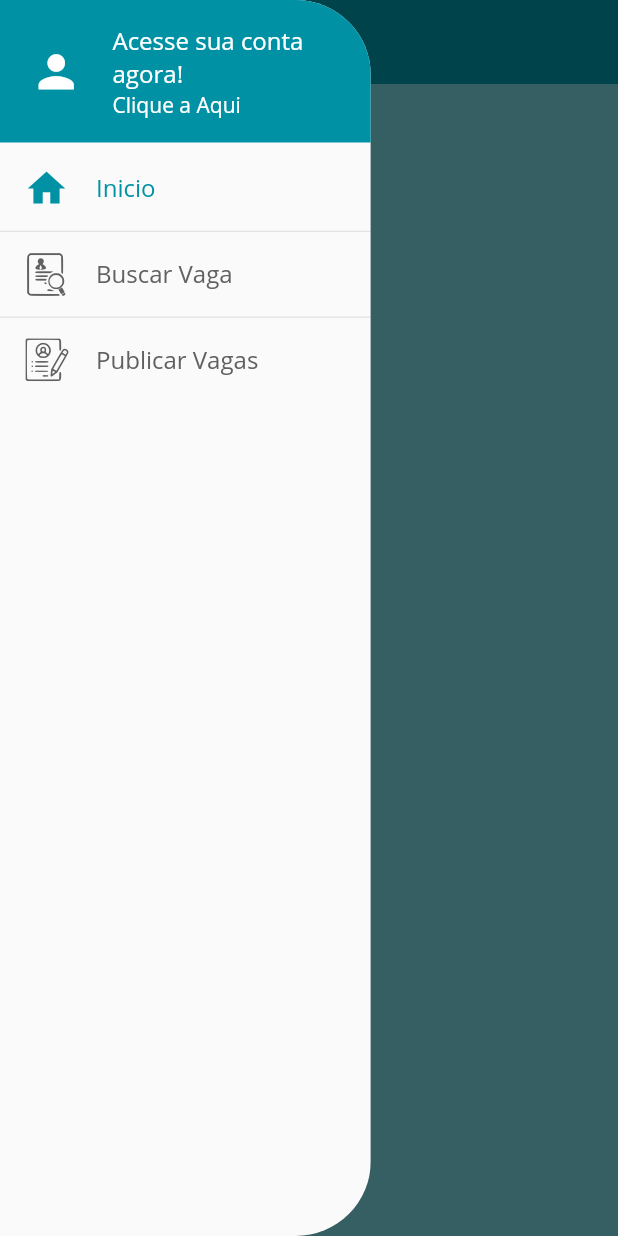
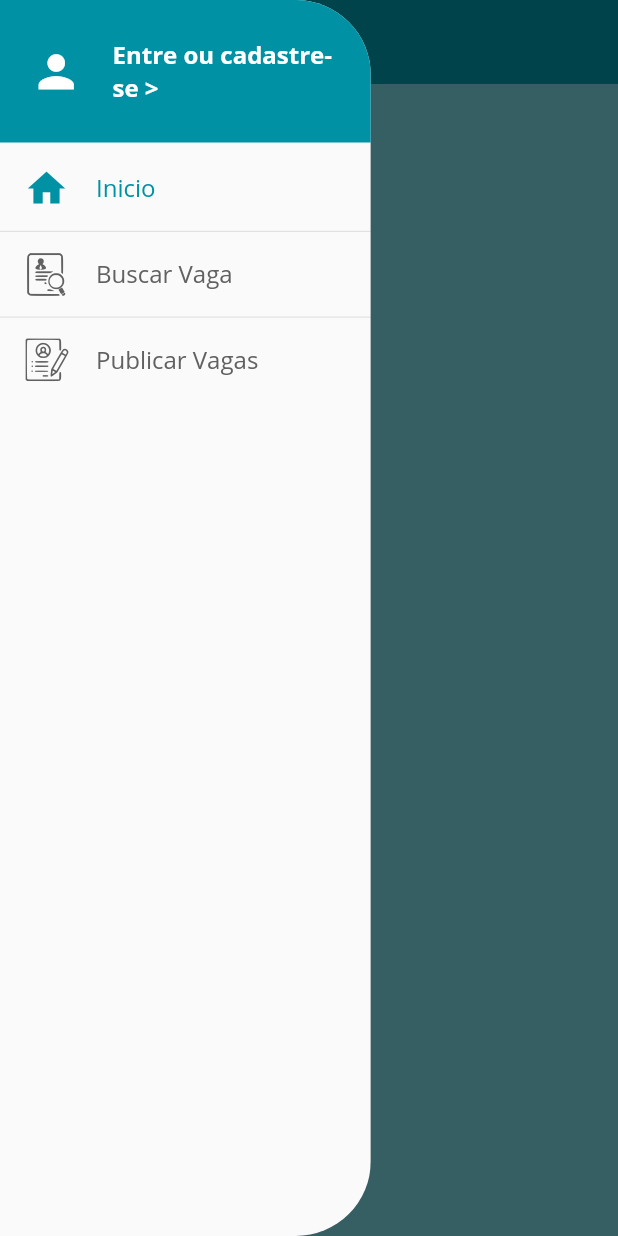
Before and after one commit to NylRJ/VenturaHR, a Flutter app: the screen it shows after launch, with the side drawer open, on a phone screen of 412 x 824 dp. Run offline on Flutter 3.47's test engine with Material 2 defaults, Android fonts, the phone set to English and light mode, and no system bars; our stand-ins replace after_layout, brasil_fields, carousel_pro, cloud_firestore, dio, firebase_auth and 4 more; accounts and stored records are empty; project files that could hold a hidden picture were left out.

Commit message:
imagem no drawer e sinOut

```diff
--- a/ventura_rh/lib/common/components/custom_drawer/page_header.dart
+++ b/ventura_rh/lib/common/components/custom_drawer/page_header.dart
@@ -1,68 +1,89 @@
 import 'package:flutter/material.dart';
+import 'package:provider/provider.dart';
 import 'package:ventura_rh/models/page_manager.dart';
-import 'package:provider/provider.dart';
 import 'package:ventura_rh/models/users/user_manager.dart';
+import 'package:ventura_rh/utils/app_colors.dart';
+import 'package:ventura_rh/utils/responsive.dart';
 
 class PageHeader extends StatelessWidget {
-
-  final bool isTablet ;
+  final bool isTablet;
 
   const PageHeader({Key key, this.isTablet}) : super(key: key);
 
-
   @override
   Widget build(BuildContext context) {
+    final Responsive responsive = Responsive.of(context);
     return Container(
       color: Theme.of(context).primaryColor,
-      height: isTablet? 200:95,
-      padding: const EdgeInsets.symmetric(horizontal: 20) ,
-
-      child: Row(
-        children: [
-
-           Icon(Icons.person, color: Colors.white,size:isTablet? 75:35,),
-          const SizedBox(width: 20,),
-          Expanded(
-            child: Consumer<UserManager>(
-              builder: (_,useranager,__){
-                return Column(
+      height: isTablet ? 200 : 95,
+      padding: const EdgeInsets.symmetric(horizontal: 20),
+      child: Consumer<UserManager>(
+        builder: (_,userManager,__){
+          return Row(
+            children: [
+              if (userManager.isLoggedIn)
+              Container(
+                width: responsive.ip(10),
+                height: responsive.ip(15),
+                margin: const EdgeInsets.fromLTRB(0, 5, 5, 0),
+                decoration: BoxDecoration(
+                  shape: BoxShape.circle,
+                  image: DecorationImage(
+                    image: NetworkImage(userManager.userHR.images.first??'https://firebasestorage.googleapis.com/v0/b/venturahr-e2021.appspot.com/o/userDefault%2Fperfil.png?alt=media&token=ebaea627-a9a8-421a-8ba9-d1524df5ef63'),
+                    fit: BoxFit.cover,
+                  ),
+                ),
+              ),
+              if (!userManager.isLoggedIn)
+              Icon(
+                Icons.person,
+                color: Colors.white,
+                size: isTablet ? 75 : 35,
+              ),
+              const SizedBox(
+                width: 20,
+              ),
+              Expanded(
+                child: Column(
                   crossAxisAlignment: CrossAxisAlignment.start,
                   mainAxisAlignment: MainAxisAlignment.center,
                   children: [
-                    Text('Acesse sua conta agora!',
+                    if (userManager.isLoggedIn)
+                      Text(
+                      'Olá ${userManager.userHR?.name ?? ''}',
+                      overflow: TextOverflow.ellipsis,
                       style: TextStyle(
                           color: Colors.white,
-                          fontSize: isTablet? 22:16,
-                          fontWeight: FontWeight.w500
-                      ),
-
+                          fontSize: isTablet ? 22 : 16,
+                          fontWeight: FontWeight.w500),
                     ),
-
                     GestureDetector(
                       onTap: (){
-
-
-                        Navigator.of(context).pushNamed('/login');
-
+                        if(userManager.isLoggedIn){
+                          context.read<PageManager>().setPage(0);
+                          userManager.signOut();
+                        } else {
+                          Navigator.of(context).pushNamed('/login');
+                        }
                       },
-
-                      child: Text('Clique a Aqui',
+                      child: Text(
+                        userManager.isLoggedIn
+                            ? 'Sair'
+                            : 'Entre ou cadastre-se >',
+                        overflow: TextOverflow.clip,
                         style: TextStyle(
-                            color: Colors.white,
-                            fontSize: isTablet? 18:14,
-                            fontWeight: FontWeight.w400
-
+                          color: AppColors.textColor,
+                          fontSize: 16,
+                          fontWeight: FontWeight.bold,
                         ),
-
                       ),
-                    )
-
+                    ),
                   ],
-                );
-              },
-            ),
-          ),
-        ],
+                ),
+              ),
+            ],
+          );
+        },
       ),
     );
   }
--- a/ventura_rh/lib/screens/vaga/vaga_edit/components/images_form_user.dart
+++ b/ventura_rh/lib/screens/vaga/vaga_edit/components/images_form_user.dart
@@ -39,7 +39,7 @@ class ImagesFormUser extends StatelessWidget {
           return Column(
             children: [
               AspectRatio(
-                aspectRatio: 2/2,
+                aspectRatio: 4/2,
                 child: Carousel(
                   images:state.value.map<Widget>((image) {
                     return Stack(
```
Also changed, not shown: ventura_rh/lib/common/components/custom_drawer/custom_drawer_header.dart (+24 -17 lines), ventura_rh/lib/models/users/user_hr.dart (+2 -7 lines), ventura_rh/lib/models/users/user_manager.dart (+35 -60 lines), ventura_rh/lib/screens/vaga/vaga_edit/components/criterio_form.dart (added, +27 -0 lines), ventura_rh/lib/screens/vaga/vaga_edit/components/edit_item_criterio.dart (added, +59 -0 lines), ventura_rh/lib/screens/vaga/vaga_edit/vaga_edit.dart (+13 -1 lines), ventura_rh/assets/images/vaga/amazon.png (added), ventura_rh/assets/images/vaga/ibm.jpg (added).
